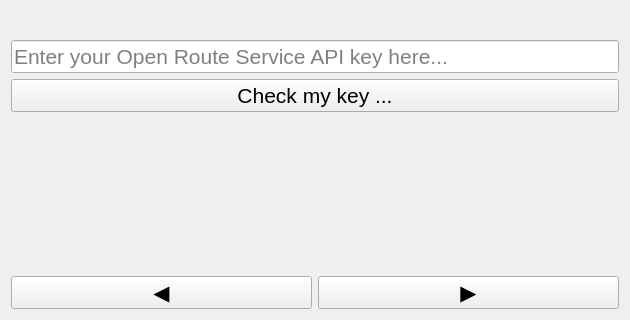
Before: the Qt Designer form geest/ui/ors_panel_base.ui in worldbank/GEEST, drawn with Qt 5; both pictures show x 0 to 630 and y 528 to 848 of the 630 by 848 pixel window.
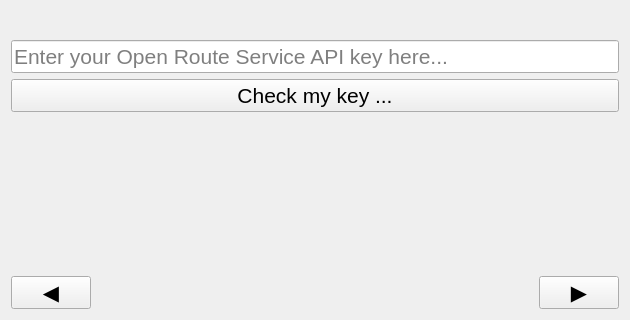
After: the same form once the commit is applied. Icons and pictures are not drawn.

```diff
--- a/geest/ui/ors_panel_base.ui
+++ b/geest/ui/ors_panel_base.ui
@@ -222,6 +222,19 @@
        </property>
       </widget>
      </item>
+     <item>
+      <spacer name="horizontalSpacer_3">
+       <property name="orientation">
+        <enum>Qt::Horizontal</enum>
+       </property>
+       <property name="sizeHint" stdset="0">
+        <size>
+         <width>40</width>
+         <height>20</height>
+        </size>
+       </property>
+      </spacer>
+     </item>
      <item>
       <widget class="QPushButton" name="next_button">
        <property name="sizePolicy">
```
